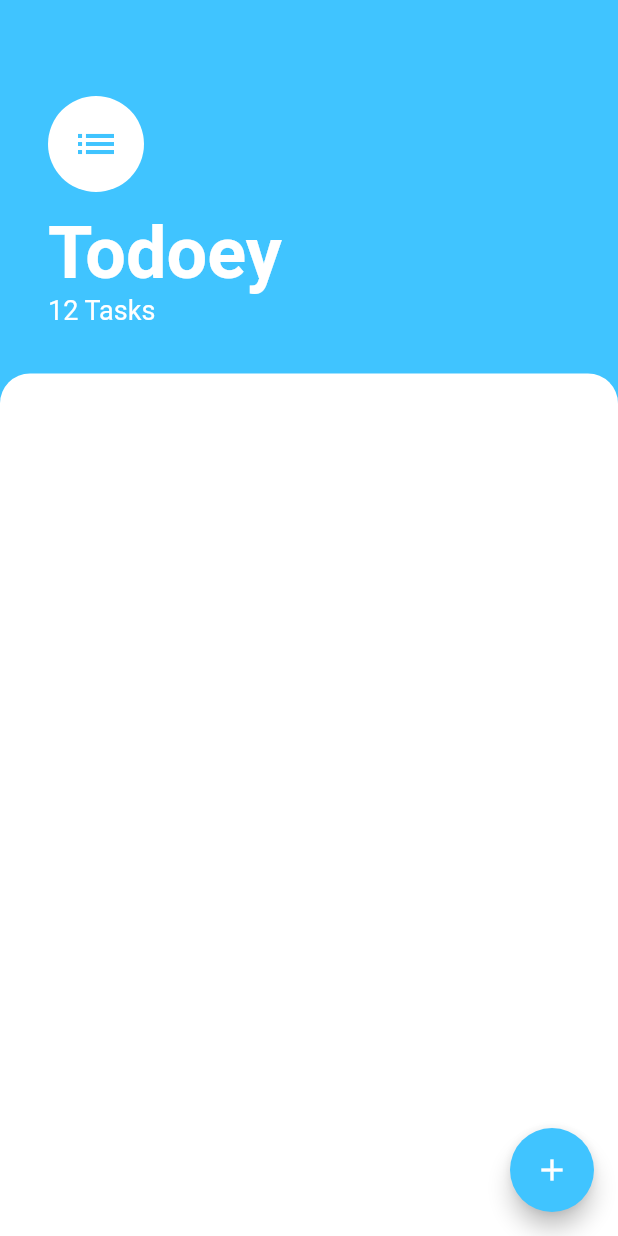
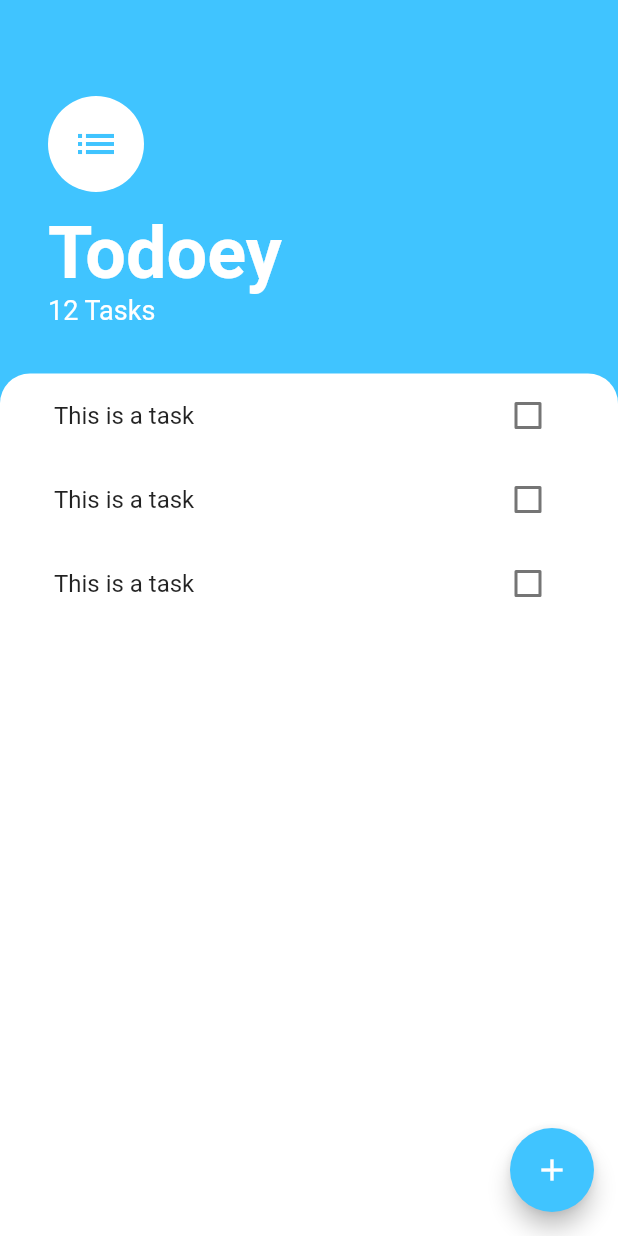
Before and after one commit to ThanapongR/learn-todoey-flutter, a Flutter app: the screen it shows after launch, on a phone screen of 412 x 824 dp. Run offline on Flutter 3.47's test engine with Material 2 defaults, Android fonts, the phone set to English and light mode, and no system bars.

Commit message:
Add tasks list

```diff
--- a/lib/screens/tasks_screen.dart
+++ b/lib/screens/tasks_screen.dart
@@ -1,4 +1,5 @@
 import 'package:flutter/material.dart';
+import 'package:todoey_flutter/widgets/tasks_list.dart';
 
 class TasksScreen extends StatelessWidget {
   const TasksScreen({super.key});
@@ -57,6 +58,7 @@ class TasksScreen extends StatelessWidget {
           ),
           Expanded(
             child: Container(
+              padding: const EdgeInsets.symmetric(horizontal: 20.0),
               decoration: const BoxDecoration(
                 color: Colors.white,
                 borderRadius: BorderRadius.only(
@@ -64,6 +66,7 @@ class TasksScreen extends StatelessWidget {
                   topRight: Radius.circular(20.0),
                 ),
               ),
+              child: const TasksList(),
             ),
           ),
         ],
--- /dev/null
+++ b/lib/widgets/task_tile.dart
@@ -0,0 +1,16 @@
+import 'package:flutter/material.dart';
+
+class TaskTile extends StatelessWidget {
+  const TaskTile({super.key});
+
+  @override
+  Widget build(BuildContext context) {
+    return ListTile(
+      title: const Text('This is a task'),
+      trailing: Checkbox(
+        value: false,
+        onChanged: (bool? value) {},
+      ),
+    );
+  }
+}
--- /dev/null
+++ b/lib/widgets/tasks_list.dart
@@ -0,0 +1,17 @@
+import 'package:flutter/material.dart';
+import 'package:todoey_flutter/widgets/task_tile.dart';
+
+class TasksList extends StatelessWidget {
+  const TasksList({super.key});
+
+  @override
+  Widget build(BuildContext context) {
+    return ListView(
+      children: const [
+        TaskTile(),
+        TaskTile(),
+        TaskTile(),
+      ],
+    );
+  }
+}
```
